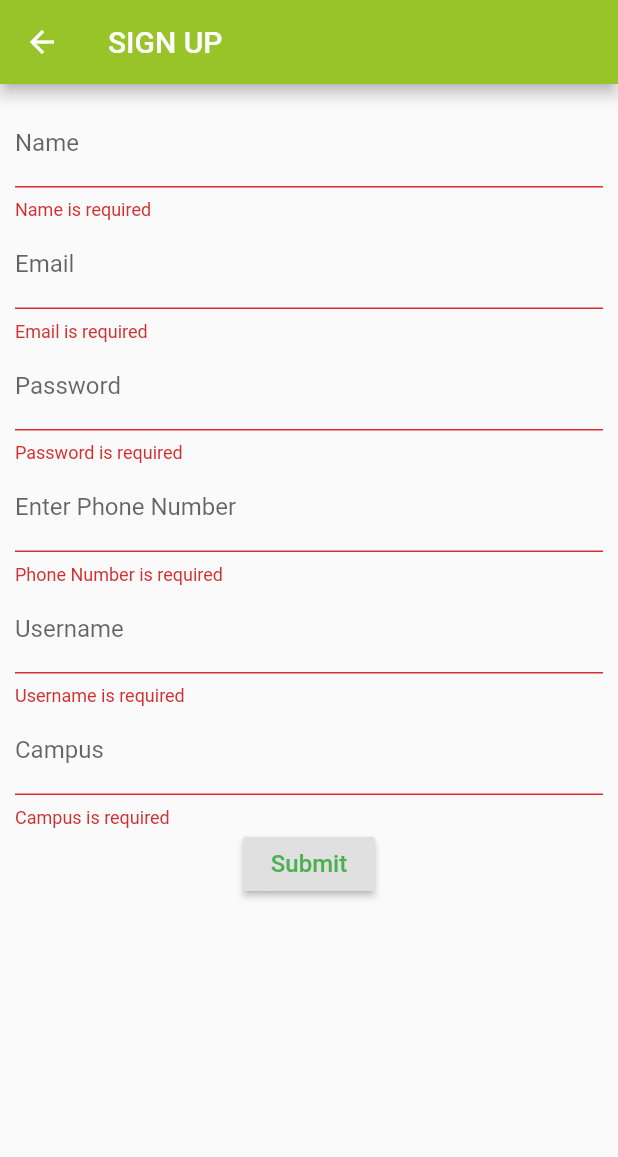
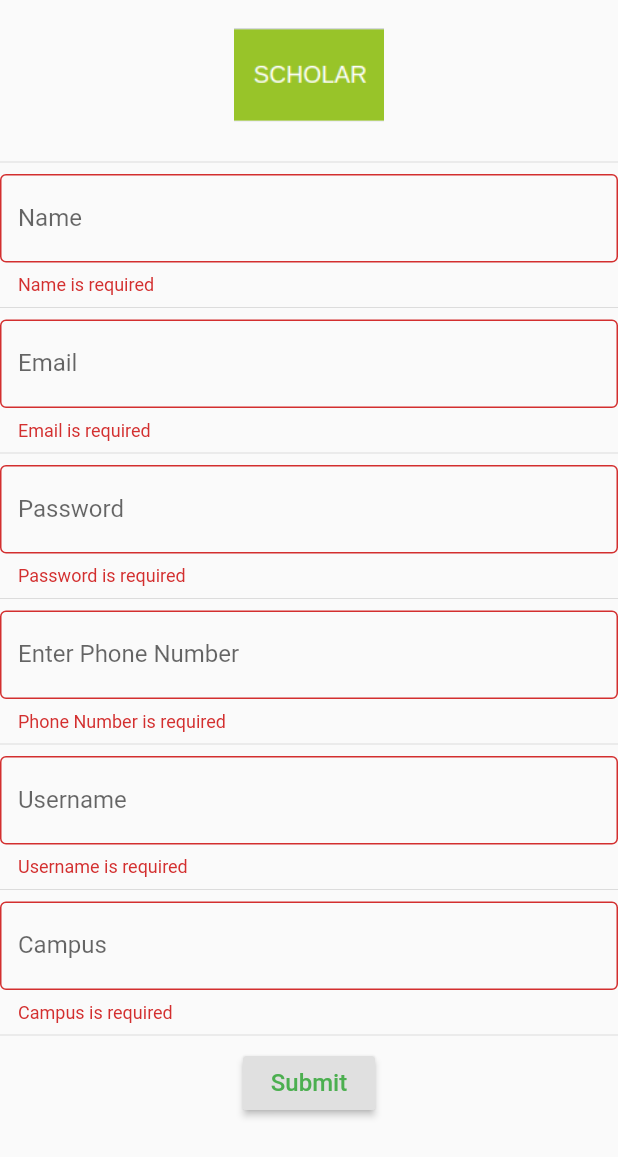
Before and after one commit to durrello/scholar_app, a Flutter app: the SignupScreen screen opened directly, after a tap on "Submit", on a phone screen of 412 x 824 dp. Shown: the top 1157 px of the screen. Run offline on Flutter 3.47's test engine with Material 2 defaults, Android fonts, the phone set to English and light mode, and no system bars; our stand-ins replace hexcolor, rflutter_alert, settings_ui.

Commit message:
fix overflow bug -fix overflow bug in login and signup

```diff
--- a/lib/screens/signup.dart
+++ b/lib/screens/signup.dart
@@ -1,5 +1,6 @@
 import 'package:flutter/material.dart';
 import 'package:hexcolor/hexcolor.dart';
+import 'package:scholar_app/screens/login.dart';
 
 class SignupScreen extends StatefulWidget {
   @override
@@ -21,7 +22,7 @@ class SignupScreenState extends State<SignupScreen> {
 
   Widget _buildNameField() {
     return TextFormField(
-      decoration: InputDecoration(labelText: 'Name'),
+      decoration: InputDecoration(labelText: 'Name', border: OutlineInputBorder()),
       validator: (String value){
         if(value.isEmpty){
           return 'Name is required';
@@ -35,7 +36,7 @@ class SignupScreenState extends State<SignupScreen> {
 
   Widget _buildEmailField() {
     return TextFormField(
-      decoration: InputDecoration(labelText: 'Email'),
+      decoration: InputDecoration(labelText: 'Email', border: OutlineInputBorder()),
       keyboardType: TextInputType.emailAddress,
       validator: (String value){
         if(value.isEmpty){
@@ -52,7 +53,7 @@ class SignupScreenState extends State<SignupScreen> {
 
   Widget _buildPhone() {
     return TextFormField(
-      decoration: InputDecoration(labelText: 'Enter Phone Number'),
+      decoration: InputDecoration(labelText: 'Enter Phone Number', border: OutlineInputBorder()),
       keyboardType: TextInputType.phone,
       // ignore: missing_return
       validator: (String value){
@@ -67,7 +68,7 @@ class SignupScreenState extends State<SignupScreen> {
 
   Widget _buildPassword() {
     return TextFormField(
-      decoration: InputDecoration(labelText: 'Password'),
+      decoration: InputDecoration(labelText: 'Password', border: OutlineInputBorder()),
       keyboardType: TextInputType.visiblePassword,
       // ignore: missing_return
       validator: (String value){
@@ -82,7 +83,7 @@ class SignupScreenState extends State<SignupScreen> {
 
   Widget _buildUsername() {
     return TextFormField(
-      decoration: InputDecoration(labelText: 'Username'),
+      decoration: InputDecoration(labelText: 'Username', border: OutlineInputBorder()),
       validator: (String value){
         if(value.isEmpty){
           return 'Username is required';
@@ -95,7 +96,7 @@ class SignupScreenState extends State<SignupScreen> {
 
   Widget _buildCampus() {
     return TextFormField(
-      decoration: InputDecoration(labelText: 'Campus'),
+      decoration: InputDecoration(labelText: 'Campus', border: OutlineInputBorder()),
       validator: (String value){
         if(value.isEmpty){
           return 'Campus is required';
@@ -110,20 +111,40 @@ class SignupScreenState extends State<SignupScreen> {
   Widget build(BuildContext context) {
     // TODO: implement build
     return Scaffold(
-      appBar: AppBar(title: Text("SIGN UP"), backgroundColor: Hexcolor("98C429"),),
+    //  appBar: AppBar(title: Text("SIGN UP"), backgroundColor: Hexcolor("98C429"),),
       body: Container(
-        margin: EdgeInsets.all(10),
-        child: Form(
+       // margin: EdgeInsets.all(10),
+        child: ListView(
+          children: [
+            //
+            Container(
+              alignment: Alignment.center,
+              child: Row(
+                children: [
+                  Spacer(),
+                  Image.asset('assets/images/logo.png', height: 100, width: 100,),
+                  Spacer(),
+                ],
+              ),
+            ),
+            Divider(),
+            Form(
                 key: _formkey,
                 child: Column(
                   // mainAxisAlignment: MainAxisAlignment.center,
                   children: [
                     _buildNameField(),
+                    Divider(),
                     _buildEmailField(),
+                    Divider(),
                     _buildPassword(),
+                    Divider(),
                     _buildPhone(),
+                    Divider(),
                     _buildUsername(),
+                    Divider(),
                     _buildCampus(),
+                    Divider(),
 
                     RaisedButton(
                       child: Text("Submit", style: TextStyle(color: Colors.green, fontSize: 16)),
@@ -132,13 +153,14 @@ class SignupScreenState extends State<SignupScreen> {
 
                         }else{
                           _formkey.currentState.save(),
-                  print(_name),
+                          Navigator.of(context).pushReplacement(MaterialPageRoute(
+                              builder: (BuildContext context) => LoginScreen()))
                         }
-
                       },)
-
                   ],
                 )),
+          ],
+        )
       ),
     );
   }
--- a/lib/screens/splash.dart
+++ b/lib/screens/splash.dart
@@ -2,6 +2,7 @@ import 'dart:async';
 
 import 'package:flutter/material.dart';
 import 'package:scholar_app/screens/home.dart';
+import 'package:scholar_app/screens/signup.dart';
 
 class SplashScreen extends StatefulWidget {
   @override
@@ -20,7 +21,7 @@ class Splash extends State<SplashScreen>  {
     Timer(
         Duration(seconds: 3),
             () => Navigator.of(context).pushReplacement(MaterialPageRoute(
-                builder: (BuildContext context) => HomeScreen())));
+                builder: (BuildContext context) => SignupScreen())));
 
     var assetsImage = new AssetImage(
         'assets/images/logo.png'); //<- Creates an object that fetches an image.
```
Also changed, not shown: lib/screens/login.dart (+23 -4 lines). Lines whose indentation alone changed are shown as unchanged.
